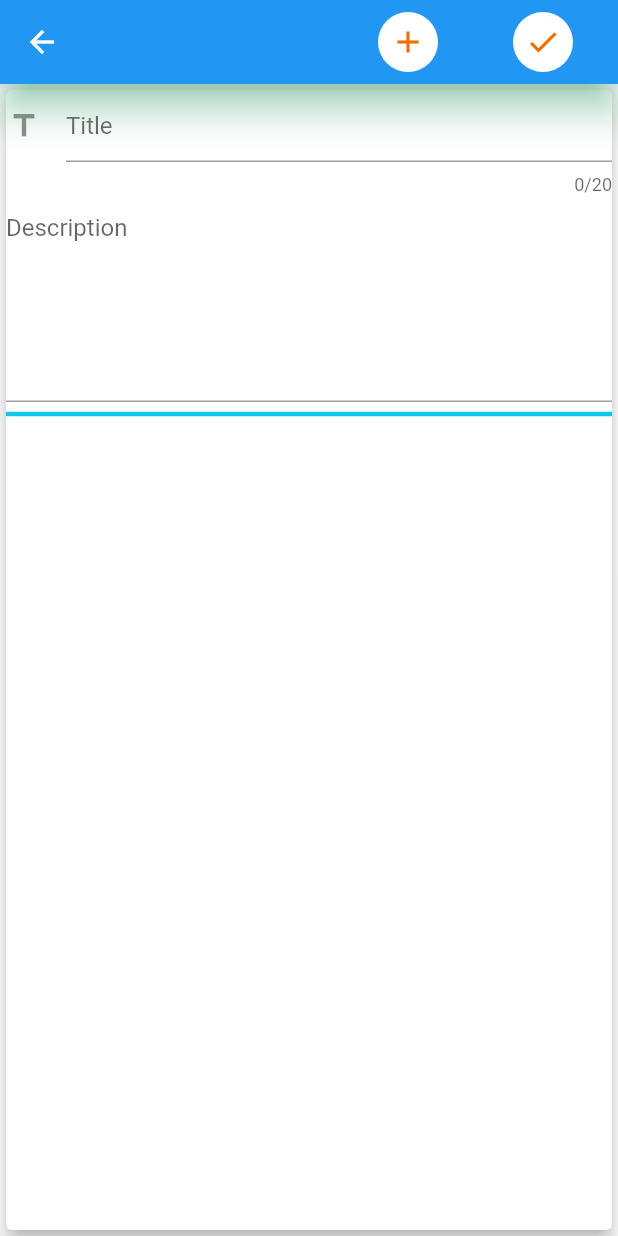
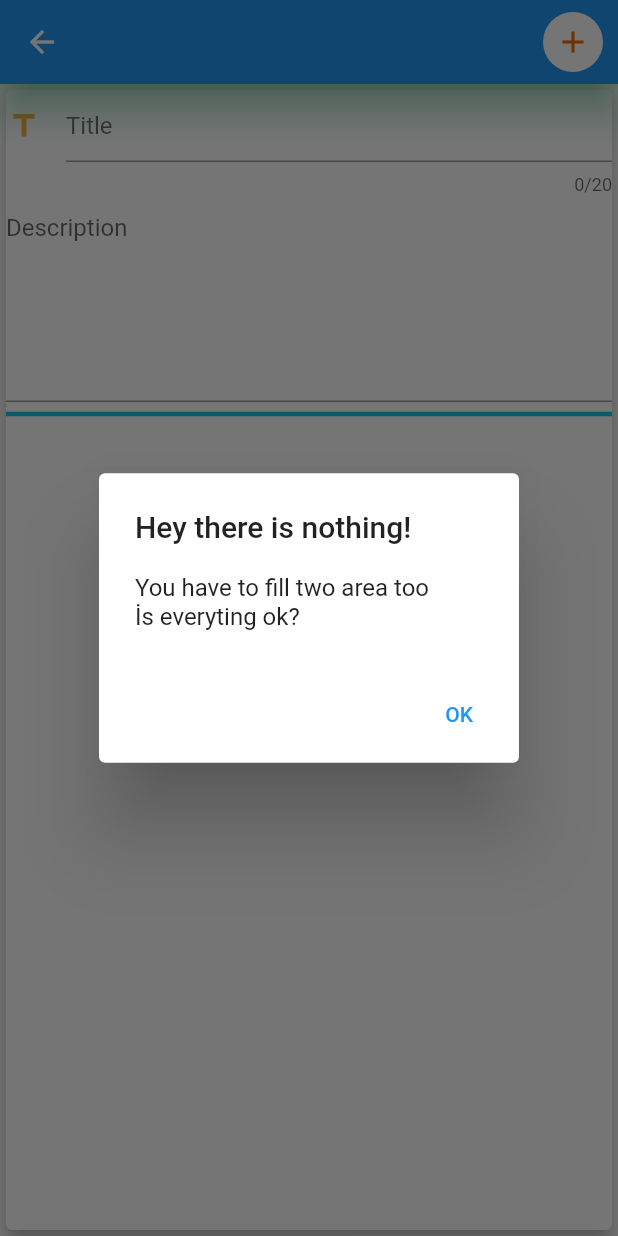
Before and after one commit to knturn/todo_app, a Flutter app: the AddView screen opened directly, after a tap on the "add" icon, on a phone screen of 412 x 824 dp. Run offline on Flutter 3.47's test engine with Material 2 defaults, Android fonts, the phone set to English and light mode, and no system bars; our stand-ins replace flutter_slidable, sqflite; accounts and stored records are empty.

```diff
--- a/lib/AddArea/add_view.dart
+++ b/lib/AddArea/add_view.dart
@@ -1,4 +1,6 @@
+import 'package:flutter/cupertino.dart';
 import 'package:flutter/material.dart';
+import '../Home/home_view.dart';
 
 import '../AppThema/app_theme.dart';
 import '../Models/todo_model.dart';
@@ -20,7 +22,7 @@ class _AddViewState extends State<AddView> {
   Widget build(BuildContext context) {
     return SafeArea(
       child: Scaffold(
-        appBar: buildAddingPageAppBar(),
+        appBar: buildAddingPageAppBar(context),
         body: Card(
           elevation: 5,
           child: Column(
@@ -46,36 +48,67 @@ class _AddViewState extends State<AddView> {
     );
   }
 
-  AppBar buildAddingPageAppBar() {
+  AppBar buildAddingPageAppBar(context) {
     return AppBar(
       elevation: 10,
       shadowColor: Colors.greenAccent,
       actions: <Widget>[
-        CircleAvatar(
+        Padding(
+          padding: const EdgeInsets.only(right: 10.0),
+          child: CircleAvatar(
             backgroundColor: Colors.white,
             child: IconButton(
               onPressed: () {
-              DataManager.material.addTodo(TodoModel(
+                if (descriptionController.text.isEmpty |
+                    titleController.text.isEmpty) {
+                  return _showAlertDialog(context);
+                } else {
+                  DataManager.material
+                      .addTodo(TodoModel(
                         isDone: false,
                         title: titleController.text,
                         description: descriptionController.text,
-              ));
+                      ))
+                      .then((value) => Navigator.push(
+                          context,
+                          MaterialPageRoute(
+                              builder: (context) => const HomeViewTODO())));
+                }
               },
               icon: const Icon(Icons.add),
               color: LightColorTheme().appbarIconsColor,
             ),
           ),
-        Padding(
-            padding: const EdgeInsets.only(right: 30, left: 50),
-            child: CircleAvatar(
-              backgroundColor: Colors.white,
-              child: IconButton(
-                onPressed: () {},
-                icon: const Icon(Icons.check_sharp),
-                color: LightColorTheme().appbarIconsColor,
         ),
-            ))
       ],
     );
   }
 }
+
+void _showAlertDialog(context) async {
+  return showDialog<void>(
+    context: context,
+    barrierDismissible: false,
+    builder: (BuildContext context) {
+      return AlertDialog(
+        title: const Text('Hey there is nothing!'),
+        content: SingleChildScrollView(
+          child: ListBody(
+            children: const <Widget>[
+              Text('You have to fill two area too'),
+              Text('İs everyting ok?'),
+            ],
+          ),
+        ),
+        actions: <Widget>[
+          TextButton(
+            child: const Text('OK'),
+            onPressed: () {
+              Navigator.of(context).pop();
+            },
+          ),
+        ],
+      );
+    },
+  );
+}
--- a/lib/features/customTextFieldArea/custom_text_field.dart
+++ b/lib/features/customTextFieldArea/custom_text_field.dart
@@ -27,7 +27,10 @@ class _CustomTextFieldState extends State<CustomTextField> {
             maxLines: 1,
             maxLength: 20,
             decoration: InputDecoration(
-              icon: const Icon(Icons.title),
+              icon: const Icon(
+                Icons.title,
+                color: Colors.orangeAccent,
+              ),
               hintText: (title),
             ),
           ),
--- a/pubspec.yaml
+++ b/pubspec.yaml
@@ -32,6 +32,7 @@ dependencies:
     sdk: flutter
   path_provider: ^2.0.9
   sqflite: ^2.0.2+1
+  flutter_slidable: ^1.2.0
 
 dev_dependencies:
   flutter_lints: ^1.0.0
```
Also changed, not shown: lib/Home/home_view.dart (+38 -12 lines), pubspec.lock. Lines whose indentation alone changed are shown as unchanged.
